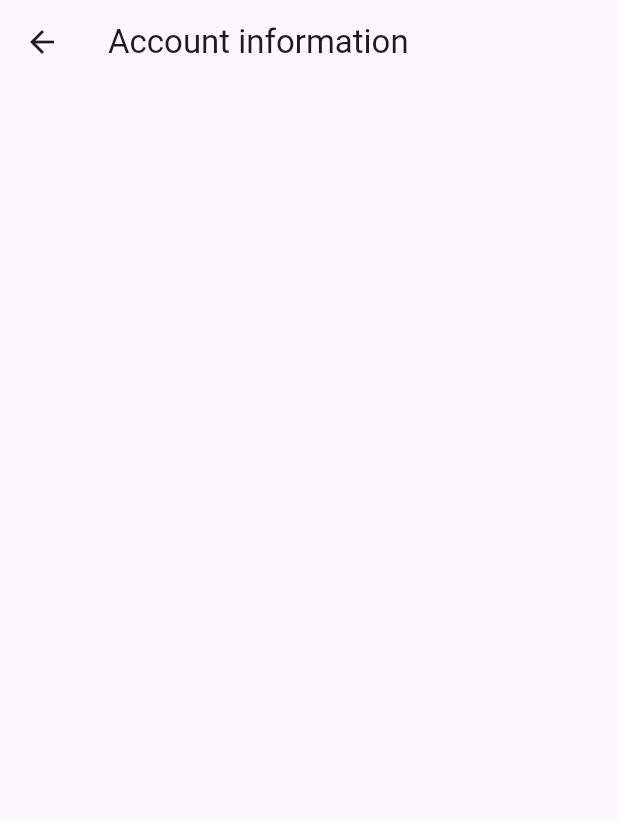
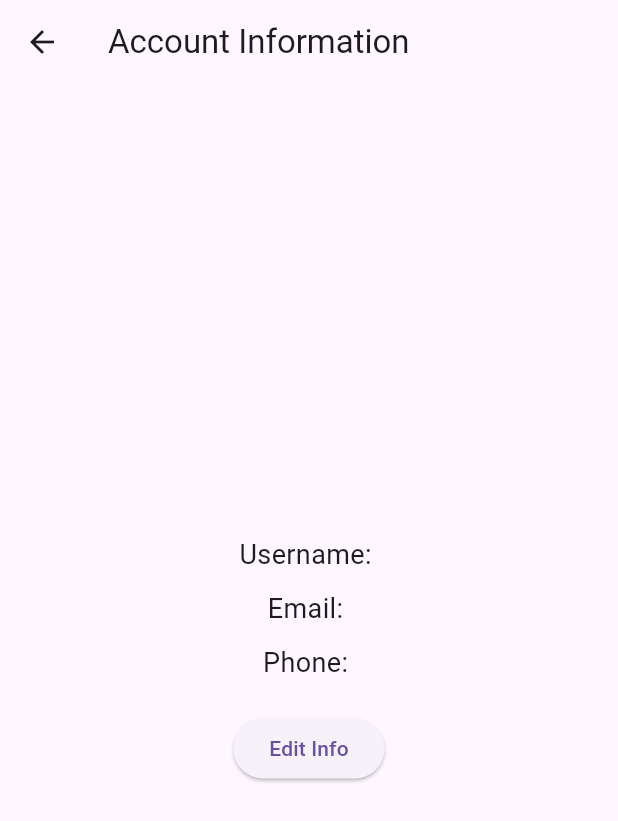
Before and after one commit to cpit252-fall-24-IT2/project-makkahpath, a Flutter app: the AccountInfoScreen screen opened directly, on a phone screen of 412 x 824 dp. Shown: the top 821 px of the screen. Run offline on Flutter 3.47's test engine with Material 3 defaults, Android fonts, the light colour scheme and no system bars; our stand-ins replace sqflite, sqflite_common_ffi; accounts and stored records are empty.

Commit message:
Added Account Info with Edit profile ability

```diff
--- a/lib/Screens/AccountInfoScreen.dart
+++ b/lib/Screens/AccountInfoScreen.dart
@@ -1,10 +1,165 @@
 import 'package:flutter/material.dart';
+import 'package:makkah_app/models/User.dart';
 
-class AccountInfoScreen extends StatelessWidget{
+class AccountInfoScreen extends StatelessWidget {
+  @override
+  Widget build(BuildContext context) {
+    // Replace these with the actual user details from your User class.
+    final String? username = User.username;
+    final String? email = User.email;
+    final String? phone = User.phone;
+
+    return Scaffold(
+      appBar: AppBar(
+        title: Text('Account Information'),
+      ),
+      body: Center(
+        child: Padding(
+          padding: const EdgeInsets.all(16.0),
+          child: Column(
+            mainAxisSize: MainAxisSize.min,
+            crossAxisAlignment: CrossAxisAlignment.center,
+            children: [
+              Text(
+                'Username: $username',
+                style: TextStyle(fontSize: 18),
+              ),
+              SizedBox(height: 10),
+              Text(
+                'Email: $email',
+                style: TextStyle(fontSize: 18),
+              ),
+              SizedBox(height: 10),
+              Text(
+                'Phone: $phone',
+                style: TextStyle(fontSize: 18),
+              ),
+              SizedBox(height: 20),
+              ElevatedButton(
+                onPressed: () {
+                  // Navigate to the Edit Info screen.
+                  Navigator.push(
+                    context,
+                    MaterialPageRoute(
+                      builder: (context) => EditAccountInfoScreen(),
+                    ),
+                  );
+                },
+                child: Text('Edit Info'),
+              ),
+            ],
+          ),
+        ),
+      ),
+    );
+  }
+}
+
+class EditAccountInfoScreen extends StatefulWidget {
+  @override
+  _EditAccountInfoScreenState createState() => _EditAccountInfoScreenState();
+}
+
+class _EditAccountInfoScreenState extends State<EditAccountInfoScreen> {
+  final _formKey = GlobalKey<FormState>();
+  String? _newUsername;
+  String? _newPassword;
+  String? _newEmail;
+  String? _newPhone;
+
   @override
   Widget build(BuildContext context) {
     return Scaffold(
-      appBar: AppBar(title: Text('Account information')),
+      appBar: AppBar(
+        title: Text('Edit Account Information'),
+      ),
+      body: Padding(
+        padding: const EdgeInsets.all(16.0),
+        child: Form(
+          key: _formKey,
+          child: ListView(
+            children: [
+              TextFormField(
+                initialValue: User.username,
+                decoration: InputDecoration(labelText: 'Username'),
+                validator: (value) {
+                  if (value == null || value.isEmpty) {
+                    return 'Please enter a username';
+                  }
+                  return null;
+                },
+                onSaved: (value) {
+                  _newUsername = value;
+                },
+              ),
+              SizedBox(height: 10),
+              TextFormField(
+                decoration: InputDecoration(labelText: 'Password'),
+                obscureText: true,
+                validator: (value) {
+                  if (value == null || value.isEmpty) {
+                    return 'Please enter a password';
+                  }
+                  if (value.length < 6) {
+                    return 'Password must be at least 6 characters';
+                  }
+                  return null;
+                },
+                onSaved: (value) {
+                  _newPassword = value;
+                },
+              ),
+              SizedBox(height: 10),
+              TextFormField(
+                initialValue: User.email,
+                decoration: InputDecoration(labelText: 'Email'),
+                validator: (value) {
+                  if (value == null || value.isEmpty) {
+                    return 'Please enter an email';
+                  }
+                  return null;
+                },
+                onSaved: (value) {
+                  _newEmail = value;
+                },
+              ),
+              SizedBox(height: 10),
+              TextFormField(
+                initialValue: User.phone,
+                decoration: InputDecoration(labelText: 'Phone'),
+                validator: (value) {
+                  if (value == null || value.isEmpty) {
+                    return 'Please enter a phone number';
+                  }
+                  return null;
+                },
+                onSaved: (value) {
+                  _newPhone = value;
+                },
+              ),
+              SizedBox(height: 20),
+              ElevatedButton(
+                onPressed: () async {
+                  if (_formKey.currentState!.validate()) {
+                    _formKey.currentState!.save();
+
+                    // Call the updated updateUserProfile method
+                    await User().updateUserProfile(
+                      username: _newUsername,
+                      password: _newPassword,
+                      email: _newEmail,
+                      phone: _newPhone,
+                    );
+
+                    Navigator.pop(context);
+                  }
+                },
+                child: Text('Save Changes'),
+              ),
+            ],
+          ),
+        ),
+      ),
     );
   }
 }
--- a/lib/models/User.dart
+++ b/lib/models/User.dart
@@ -26,19 +26,32 @@ class User {
   }
 
 // Example update operation
-Future<void> updateUserProfile(String newEmail, String newPhone) async {
+Future<void> updateUserProfile({
+    String? username,
+    String? password,
+    String? email,
+    String? phone,
+  }) async {
     final db = await DatabaseHelper().database;
+
+    final Map<String, dynamic> updates = {};
+    if (username != null) updates['username'] = username;
+    if (password != null) updates['password'] = password;
+    if (email != null) updates['email'] = email;
+    if (phone != null) updates['phone'] = phone;
 
     await db.update(
       'users',
-    {'email': newEmail, 'phone': newPhone},
+      updates,
       where: 'username = ?',
       whereArgs: [User.username],
     );
 
     // Update static properties
-  User.email = newEmail;
-  User.phone = newPhone;
+    if (username != null) User.username = username;
+    if (password != null) User.password = password;
+    if (email != null) User.email = email;
+    if (phone != null) User.phone = phone;
 
     print('Profile updated successfully!');
   }
```
Lines whose indentation alone changed are shown as unchanged.
